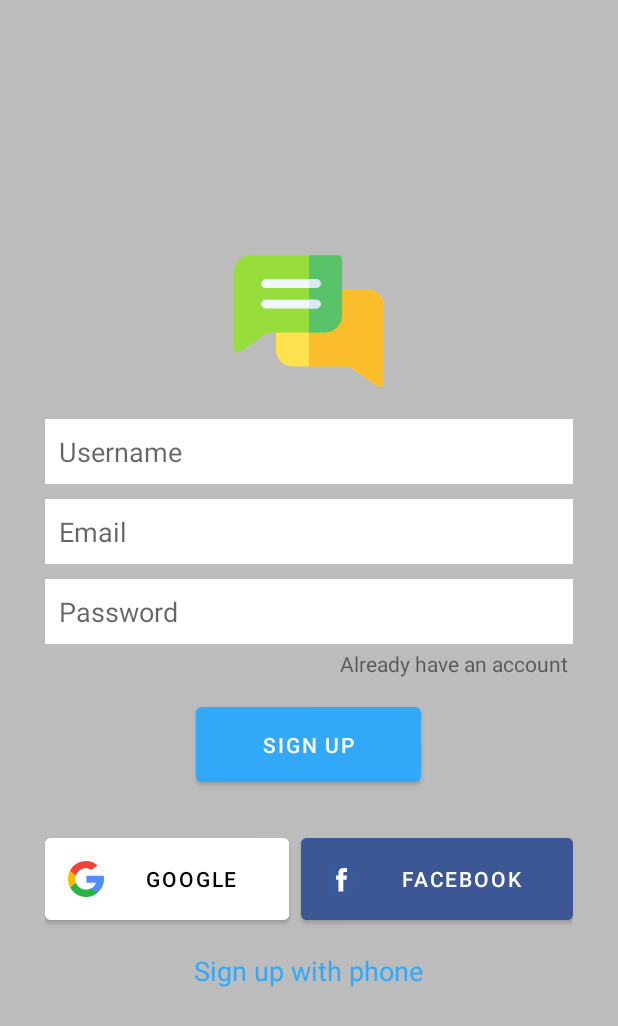
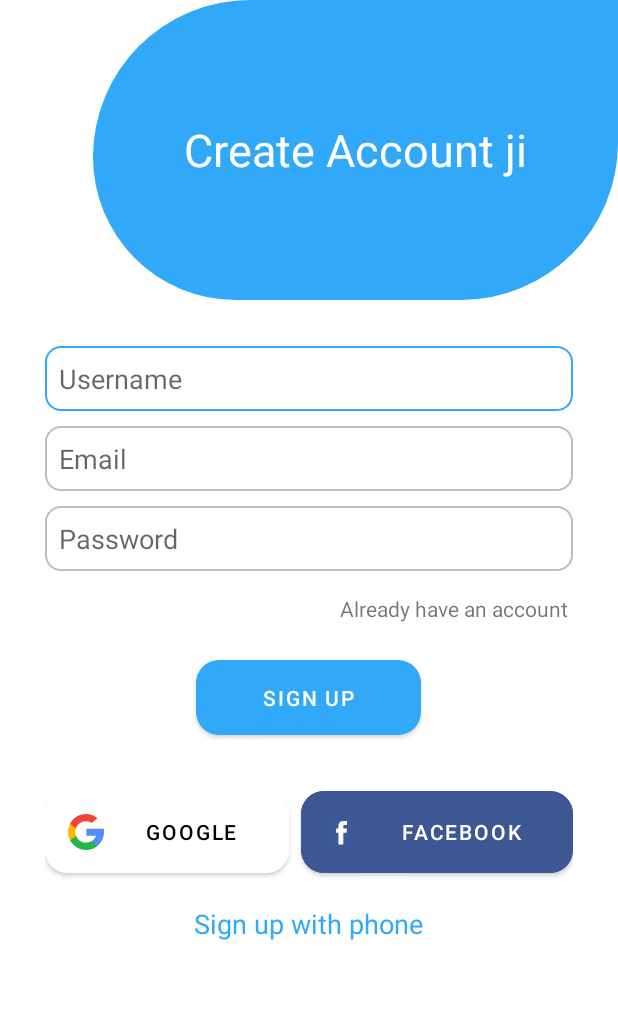
Before and after one commit to mtdagar/HeinJi, an Android app: the screen it shows after launch (SignUpActivity), after a tap on "Create new account", on a phone screen of 412 x 824 dp. Shown: the top 1026 px of the screen. Run offline under Robolectric (Android 15) with nearby library versions, the phone set to English and light mode, and no system bars; our stand-ins replace Firebase (no records; nobody signed in at launch, a user with empty details on screens opened directly).

Commit message:
clean af sign up page

```diff
--- /dev/null
+++ b/app/src/main/res/drawable/bg_signup_banner.xml
@@ -0,0 +1,16 @@
+<?xml version="1.0" encoding="utf-8"?>
+<shape xmlns:android="http://schemas.android.com/apk/res/android">
+    <solid
+        android:color="#31a8f8"
+        />
+    <corners
+        android:topLeftRadius="110dp"
+        android:bottomLeftRadius="100dp"
+        android:bottomRightRadius="110dp"
+        />
+    <size
+        android:height="200dp"
+        android:width="350dp"
+        />
+
+</shape>
--- a/app/src/main/res/layout/activity_sign_in.xml
+++ b/app/src/main/res/layout/activity_sign_in.xml
@@ -10,7 +10,9 @@
     android:orientation="vertical"
     >
 
-    <RelativeLayout android:layout_height="wrap_content" android:layout_width="wrap_content">
+    <RelativeLayout
+        android:layout_height="wrap_content"
+        android:layout_width="wrap_content">
 
     <ImageView
         android:id="@+id/imageView2"
--- a/app/src/main/res/layout/activity_sign_up.xml
+++ b/app/src/main/res/layout/activity_sign_up.xml
@@ -4,16 +4,43 @@
     xmlns:tools="http://schemas.android.com/tools"
     android:layout_width="match_parent"
     android:layout_height="match_parent"
-    android:background="@color/grayBackground"
-    android:gravity="center"
+    android:background="@color/white"
     android:orientation="vertical"
     tools:context=".SignUpActivity">
+
+    <RelativeLayout
+        android:layout_height="wrap_content"
+        android:layout_width="match_parent">
+
+        <ImageView
+            android:id="@+id/imageView2"
+            android:layout_width="wrap_content"
+            android:layout_height="wrap_content"
+            app:srcCompat="@drawable/bg_signup_banner"
+            android:layout_alignParentRight="true"
+            />
+
+        <TextView
+            android:id="@+id/myImageViewText"
+            android:layout_width="wrap_content"
+            android:layout_height="wrap_content"
+            android:layout_alignLeft="@+id/imageView2"
+            android:layout_alignTop="@+id/imageView2"
+            android:layout_alignRight="@+id/imageView2"
+            android:layout_alignBottom="@+id/imageView2"
+            android:layout_margin="1dp"
+            android:gravity="center"
+            android:text="Create Account ji"
+            android:textSize="30sp"
+            android:textColor="@color/white" />
+    </RelativeLayout>
+
 
     <LinearLayout
         android:layout_width="match_parent"
         android:layout_height="wrap_content"
         android:layout_marginStart="30dp"
-
+        android:layout_marginTop="15dp"
         android:layout_marginLeft="30dp"
         android:layout_marginRight="30dp"
         android:layout_marginEnd="30dp"
@@ -21,11 +48,6 @@
         android:orientation="vertical">
 
 
-        <ImageView
-            android:id="@+id/imageView"
-            android:layout_width="100dp"
-            android:layout_height="100dp"
-            app:srcCompat="@drawable/chatting_logo" />
 
         <EditText
             android:id="@+id/etUserName"
@@ -33,7 +55,7 @@
             android:layout_height="wrap_content"
             android:layout_marginTop="15dp"
             android:layout_marginBottom="10dp"
-            android:background="@color/white"
+            android:background="@drawable/custom_input"
             android:hint="Username"
             android:padding="9dp" />
 
@@ -42,7 +64,7 @@
             android:layout_width="match_parent"
             android:layout_height="wrap_content"
             android:layout_marginBottom="10dp"
-            android:background="@color/white"
+            android:background="@drawable/custom_input"
             android:ems="10"
             android:hint="Email"
             android:inputType="textEmailAddress"
@@ -52,7 +74,7 @@
             android:id="@+id/etPassword"
             android:layout_width="match_parent"
             android:layout_height="wrap_content"
-            android:background="@color/white"
+            android:background="@drawable/custom_input"
             android:ems="10"
             android:hint="Password"
             android:inputType="textPassword"
@@ -63,6 +85,7 @@
             android:layout_width="wrap_content"
             android:layout_height="wrap_content"
             android:layout_gravity="right"
+            android:layout_marginTop="12dp"
             android:padding="3dp"
             android:text="Already have an account" />
 
@@ -70,10 +93,10 @@
             android:id="@+id/btn_SignUp"
             android:layout_width="150dp"
             android:layout_height="wrap_content"
-            android:layout_marginTop="10dp"
+            android:layout_marginTop="15dp"
             android:padding="15dp"
             android:text="Sign Up"
-            app:cornerRadius="4dp" />
+            app:cornerRadius="15dp" />
 
         <LinearLayout
             android:layout_width="match_parent"
@@ -92,7 +115,7 @@
                 android:padding="15dp"
                 android:text="Google"
                 android:textColor="@color/black"
-                app:cornerRadius="4dp" />
+                app:cornerRadius="15dp" />
 
             <Button
                 android:id="@+id/btn_fb"
@@ -104,7 +127,7 @@
                 android:drawableLeft="@drawable/facebook_logo"
                 android:padding="15dp"
                 android:text="Facebook"
-                app:cornerRadius="4dp" />
+                app:cornerRadius="15dp" />
         </LinearLayout>
 
         <TextView
```
